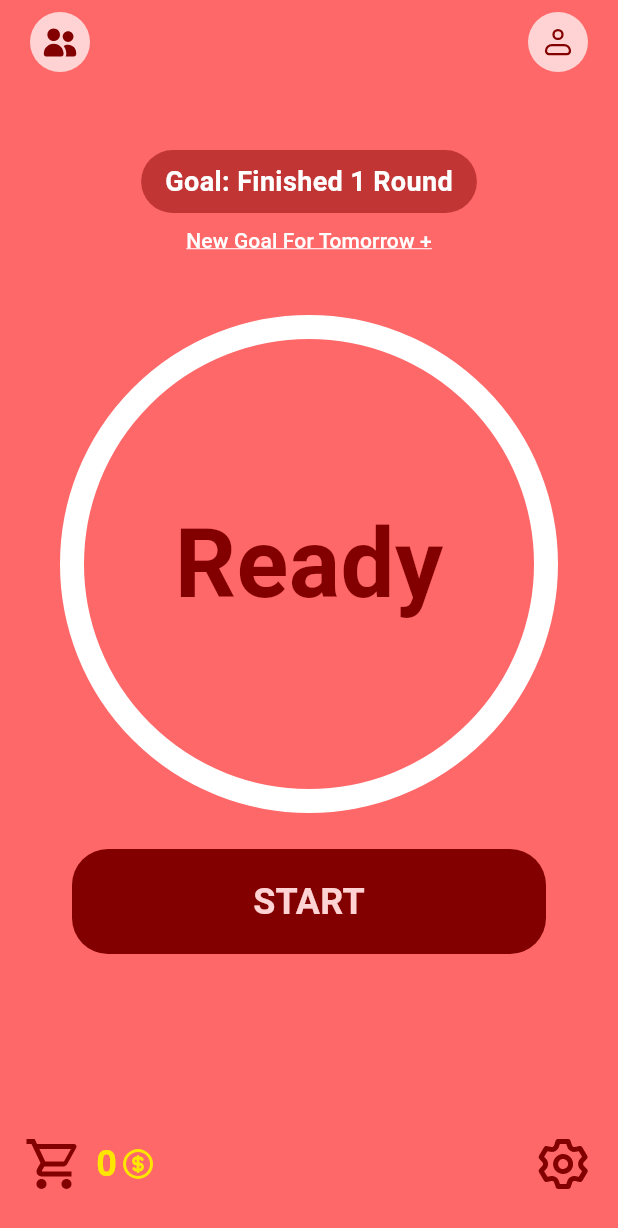
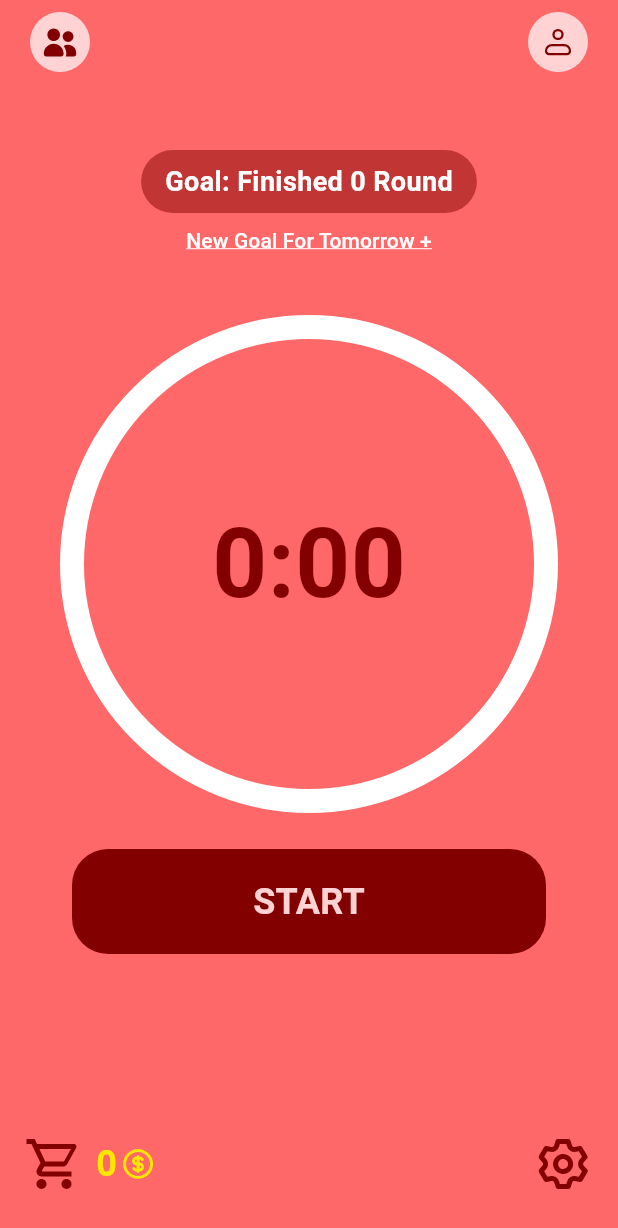
Before and after one commit to AuttakornC/Edudoro, a Flutter app: the HomePage screen opened by its route, on a phone screen of 412 x 824 dp. Shown: the top 1228 px of the screen. Run offline on Flutter 3.47's test engine with Material 3 defaults, Android fonts, the phone set to English and light mode, and no system bars; our stand-ins replace flutter_local_notifications, flutter_secure_storage, flutter_svg, fluttertoast, permission_handler; missing offline and left inert: flutter_background_service; accounts and stored records are empty.

Commit message:
feat(home/goal): goal provider, connect all system

```diff
--- a/app/lib/components/pages/home/home_clock.dart
+++ b/app/lib/components/pages/home/home_clock.dart
@@ -1,7 +1,9 @@
+import 'package:edudoro/background_service.dart';
 import 'package:edudoro/color.dart';
 import 'package:edudoro/components/ui/button.dart';
 import 'package:edudoro/providers/clock_setting_provider.dart';
 import 'package:edudoro/providers/coin_provider.dart';
+import 'package:edudoro/providers/goal_provider.dart';
 import 'package:edudoro/utils/http.dart';
 import 'package:edudoro/utils/string.dart';
 import 'package:edudoro/utils/toast.dart';
@@ -18,47 +20,43 @@ class HomeClock extends StatefulWidget {
 
 class _HomeClockState extends State<HomeClock>
     with SingleTickerProviderStateMixin {
-  late AnimationController _animationController;
-  bool isTimeRunning = false;
-
-  double workTime = 0;
-  double restTime = 0;
-  String stateStatus = "work";
+  bool _isRunning = false;
 
   @override
   void initState() {
     super.initState();
-    _check();
 
-    _animationController = AnimationController(
-      vsync: this,
-      duration: const Duration(seconds: 1),
-    );
-
-    FlutterBackgroundService().on("stateChange").listen((event) {
-      if (event != null) {
-        if (stateStatus == "work") {
-          stateStatus = "rest";
-        } else {
-          stateStatus = "work";
-          _increaseCoin();
-        }
+    FlutterBackgroundService().on("state_change").listen((event) async {
+      if (event == null) return;
+      if (event['value'] == null) return;
+      if (event['value'] == PomodoroState.work.toString() && _isRunning) {
+        await _increaseCoin(5);
+        await _decreaseRound();
       }
     });
   }
 
-  Future<void> _increaseCoin() async {
+  Future<void> _decreaseRound() async {
+    final goalProvider = context.read<GoalProvider>();
+
+    if (goalProvider.goalRound == 0) return;
+    if (goalProvider.goalRound == 1) {
+      await _increaseCoin(20);
+    }
+    await goalProvider.decreaseTodayGoal();
+  }
+
+  Future<void> _increaseCoin(int coinNumber) async {
     try {
       final response = await fetch(
         "/score",
         HTTPMethod.post,
-        body: <String, dynamic>{'score': 10},
+        body: <String, dynamic>{'score': coinNumber},
         withAuth: true,
       );
       if (response.statusCode == 201) {
-        if (!context.mounted) return;
         final coinContext = context.read<CoinProvider>();
-        coinContext.increaseCoin(10);
+        coinContext.increaseCoin(coinNumber);
       } else {
         toast("There're some problems to increase coin. Sorry for mistake.");
       }
@@ -68,49 +66,25 @@ class _HomeClockState extends State<HomeClock>
     }
   }
 
-  void _handleStart() async {
-    final service = FlutterBackgroundService();
-
-    service.invoke('start');
-
-    setState(() {
-      isTimeRunning = true;
-    });
+  void _start() {
+    context.read<ClockSettingProvider>().start();
+    _isRunning = true;
   }
 
-  void _check() {
-    final service = FlutterBackgroundService();
-
-    service.invoke("checkPermission");
-  }
-
-  void _setting(double workTime, double restTime, String status) {
-    final service = FlutterBackgroundService();
-
-    this.workTime = workTime * 60;
-    this.restTime = restTime * 60;
-
-    service.invoke("setting", {
-      'workTime': workTime * 60,
-      'restTime': restTime * 60,
-      'status': status,
-    });
-  }
-
-  void _cancel() {
-    final service = FlutterBackgroundService();
-    service.invoke("cancel");
-
-    setState(() {
-      isTimeRunning = false;
-    });
+  void _stop() {
+    context.read<ClockSettingProvider>().stop();
+    _isRunning = false;
   }
 
   @override
   Widget build(BuildContext context) {
-    var settings = context.watch<ClockSettingProvider>();
+    final currentTime = context.select<ClockSettingProvider, int>(
+      (models) => models.currentTime,
+    );
 
-    _setting(settings.workTime, settings.restTime, 'work');
+    final isRunning = context.select<ClockSettingProvider, bool>(
+      (models) => models.isRunning,
+    );
 
     return Padding(
       padding: const EdgeInsets.all(48.0),
@@ -119,66 +93,21 @@ class _HomeClockState extends State<HomeClock>
           Stack(
             alignment: Alignment.center,
             children: [
-              AspectRatio(
-                aspectRatio: 1,
-                child: StreamBuilder(
-                  stream: FlutterBackgroundService().on("time_left"),
-                  builder: (context, snapshot) {
-                    final snapData = snapshot.data;
-                    int currentSecond = 0;
-                    if (snapData != null) {
-                      currentSecond = snapData['value'];
-                    }
-                    double fullSecond = stateStatus == "work"
-                        ? workTime
-                        : restTime;
-
-                    if (fullSecond == 0) {
-                      fullSecond = 1;
-                    }
-
-                    _animationController.animateTo(
-                      currentSecond / fullSecond,
-                      duration: const Duration(seconds: 1),
-                    );
-
-                    return AnimatedBuilder(
-                      animation: _animationController,
-                      builder: (context, child) {
-                        return CircularProgressIndicator(
-                          value: _animationController.value,
-                          strokeWidth: 16,
-                          backgroundColor: white,
-                        );
-                      },
-                    );
-                  },
+              AspectRatio(aspectRatio: 1, child: ProgressBar()),
+              Text(
+                secondToMinuteFormat(currentTime),
+                style: const TextStyle(
+                  fontSize: 64,
+                  fontWeight: FontWeight.bold,
+                  color: primary,
                 ),
-              ),
-              StreamBuilder(
-                stream: FlutterBackgroundService().on("time_left"),
-                builder: (context, snapshot) {
-                  const textStyle = TextStyle(
-                    fontSize: 64,
-                    fontWeight: FontWeight.bold,
-                    color: primary,
-                  );
-
-                  if (!snapshot.hasData) {
-                    return const Text("Ready", style: textStyle);
-                  }
-
-                  final timeLeft = snapshot.data!['value'];
-
-                  return Text(secondToMinuteFormat(timeLeft), style: textStyle);
-                },
               ),
             ],
           ),
           SizedBox(height: 32),
           Button(
-            label: isTimeRunning ? "GIVE UP" : "START",
-            onPressed: isTimeRunning ? _cancel : _handleStart,
+            label: !isRunning ? "START" : "GIVE UP",
+            onPressed: !isRunning ? _start : _stop,
             shape: RoundedRectangleBorder(
               borderRadius: BorderRadius.circular(24),
             ),
@@ -192,3 +121,57 @@ class _HomeClockState extends State<HomeClock>
     );
   }
 }
+
+class ProgressBar extends StatefulWidget {
+  const ProgressBar({super.key});
+
+  @override
+  State<ProgressBar> createState() => _ProgressBarState();
+}
+
+class _ProgressBarState extends State<ProgressBar>
+    with SingleTickerProviderStateMixin {
+  late AnimationController _animationController;
+
+  @override
+  void initState() {
+    super.initState();
+
+    _animationController = AnimationController(
+      vsync: this,
+      duration: const Duration(seconds: 1),
+    );
+  }
+
+  @override
+  Widget build(BuildContext context) {
+    final clockProvider = context.watch<ClockSettingProvider>();
+    final currentSecond = clockProvider.currentTime;
+    late double fullSecond;
+    if (clockProvider.currentState == PomodoroState.work) {
+      fullSecond = clockProvider.workTime;
+    } else {
+      fullSecond = clockProvider.restTime;
+    }
+
+    if (fullSecond == 0) {
+      fullSecond = 1;
+    }
+
+    _animationController.animateTo(
+      currentSecond / fullSecond,
+      duration: const Duration(seconds: 1),
+    );
+
+    return AnimatedBuilder(
+      animation: _animationController,
+      builder: (context, child) {
+        return CircularProgressIndicator(
+          value: _animationController.value,
+          strokeWidth: 16,
+          backgroundColor: white,
+        );
+      },
+    );
+  }
+}
--- a/app/lib/main.dart
+++ b/app/lib/main.dart
@@ -1,6 +1,7 @@
 import 'package:edudoro/background_service.dart';
 import 'package:edudoro/providers/clock_setting_provider.dart';
 import 'package:edudoro/providers/coin_provider.dart';
+import 'package:edudoro/providers/goal_provider.dart';
 import 'package:edudoro/route.dart';
 import 'package:flutter/material.dart';
 import 'package:provider/provider.dart';
@@ -15,6 +16,7 @@ void main() async {
       providers: [
         ChangeNotifierProvider(create: (_) => ClockSettingProvider()),
         ChangeNotifierProvider(create: (_) => CoinProvider()),
+        ChangeNotifierProvider(create: (_) => GoalProvider()),
       ],
       child: const RouteApp(),
     ),
--- a/app/lib/pages/home.dart
+++ b/app/lib/pages/home.dart
@@ -2,7 +2,9 @@ import 'package:edudoro/color.dart';
 import 'package:edudoro/components/pages/home/home_clock.dart';
 import 'package:edudoro/components/pages/home/home_coin.dart';
 import 'package:edudoro/components/util/svgIcon.dart';
+import 'package:edudoro/providers/goal_provider.dart';
 import 'package:flutter/material.dart';
+import 'package:provider/provider.dart';
 
 class HomePage extends StatelessWidget {
   const HomePage({super.key});
@@ -17,47 +19,7 @@ class HomePage extends StatelessWidget {
             Expanded(
               child: Column(
                 mainAxisAlignment: MainAxisAlignment.center,
-                children: [
-                  Container(
-                    padding: const EdgeInsets.symmetric(
-                      horizontal: 16,
-                      vertical: 8,
-                    ),
-                    decoration: BoxDecoration(
-                      color: const Color.fromARGB(124, 130, 0, 0),
-                      borderRadius: BorderRadius.circular(40),
-                    ),
-                    child: const Text(
-                      "Goal: Finished 1 Round",
-                      style: TextStyle(
-                        fontWeight: FontWeight.bold,
-                        fontSize: 18,
-                        color: white,
-                      ),
-                    ),
-                  ),
-                  const SizedBox(height: 8),
-
-                  TextButton(
-                    onPressed: () => {Navigator.of(context).pushNamed("/goal")},
-
-                    style: TextButton.styleFrom(
-                      padding: EdgeInsets.zero,
-                      minimumSize: Size.zero,
-                      tapTargetSize: MaterialTapTargetSize.shrinkWrap,
-                    ),
-                    child: const Text(
-                      "New Goal For Tomorrow +",
-                      style: TextStyle(
-                        fontSize: 14,
-                        color: white,
-                        decoration: TextDecoration.underline,
-                        decorationColor: white,
-                      ),
-                    ),
-                  ),
-                  HomeClock(),
-                ],
+                children: [HomeGoalButton(), HomeClock()],
               ),
             ),
             HomeFooter(),
@@ -123,3 +85,58 @@ class HomeFooter extends StatelessWidget {
     );
   }
 }
+
+class HomeGoalButton extends StatefulWidget {
+  const HomeGoalButton({super.key});
+
+  @override
+  State<HomeGoalButton> createState() => _HomeGoalButtonState();
+}
+
+class _HomeGoalButtonState extends State<HomeGoalButton> {
+  @override
+  Widget build(BuildContext context) {
+    final goalRound = context.select<GoalProvider, int>(
+      (value) => value.goalRound,
+    );
+
+    return Column(
+      children: [
+        Container(
+          padding: const EdgeInsets.symmetric(horizontal: 16, vertical: 8),
+          decoration: BoxDecoration(
+            color: const Color.fromARGB(124, 130, 0, 0),
+            borderRadius: BorderRadius.circular(40),
+          ),
+          child: Text(
+            "Goal: Finished $goalRound Round",
+            style: const TextStyle(
+              fontWeight: FontWeight.bold,
+              fontSize: 18,
+              color: white,
+            ),
+          ),
+        ),
+        const SizedBox(height: 8),
+        TextButton(
+          onPressed: () => {Navigator.of(context).pushNamed("/goal")},
+
+          style: TextButton.styleFrom(
+            padding: EdgeInsets.zero,
+            minimumSize: Size.zero,
+            tapTargetSize: MaterialTapTargetSize.shrinkWrap,
+          ),
+          child: const Text(
+            "New Goal For Tomorrow +",
+            style: TextStyle(
+              fontSize: 14,
+              color: white,
+              decoration: TextDecoration.underline,
+              decorationColor: white,
+            ),
+          ),
+        ),
+      ],
+    );
+  }
+}
--- a/app/lib/pages/loading.dart
+++ b/app/lib/pages/loading.dart
@@ -1,7 +1,9 @@
 import 'package:edudoro/providers/clock_setting_provider.dart';
 import 'package:edudoro/providers/coin_provider.dart';
+import 'package:edudoro/providers/goal_provider.dart';
 import 'package:edudoro/route.dart';
 import 'package:flutter/material.dart';
+import 'package:flutter_secure_storage/flutter_secure_storage.dart';
 import 'package:provider/provider.dart';
 
 class LoadingPage extends StatefulWidget {
@@ -24,10 +26,12 @@ class _LoadingPageState extends State<LoadingPage> {
   Future<void> _startLoading() async {
     final coinProv = context.read<CoinProvider>();
     final clockProv = context.read<ClockSettingProvider>();
+    final goalProv = context.read<GoalProvider>();
 
     final arraySuccess = await Future.wait([
       coinProv.loadCoin(),
       clockProv.loadSettings(),
+      goalProv.loadGoal(),
     ]);
 
     if (arraySuccess.every((element) => element)) {
--- a/app/lib/utils/string.dart
+++ b/app/lib/utils/string.dart
@@ -5,3 +5,7 @@ String padZero(int value, int width) {
 String secondToMinuteFormat(int second) {
   return "${(second / 60).floor()}:${padZero((second % 60).toInt(), 2)}";
 }
+
+String dateToString(DateTime date) {
+  return "${padZero(date.year, 4)}-${padZero(date.month, 2)}-${padZero(date.day, 2)}";
+}
```
Also changed, not shown: app/lib/background_service.dart (+95 -64 lines), app/lib/pages/goal.dart (+20 -6 lines), app/lib/pages/setting.dart (+12 -8 lines), app/lib/providers/clock_setting_provider.dart (+53 -14 lines), app/lib/providers/goal_provider.dart (added, +110 -0 lines).
